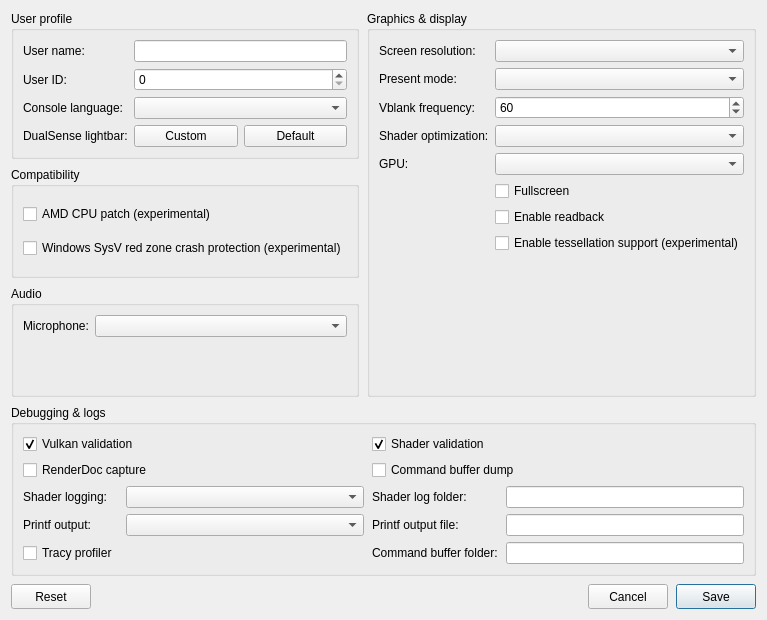
RainKikyou/KytyPS5, file src/launcher/forms/configuration_edit_dialog.ui: the form before one commit.
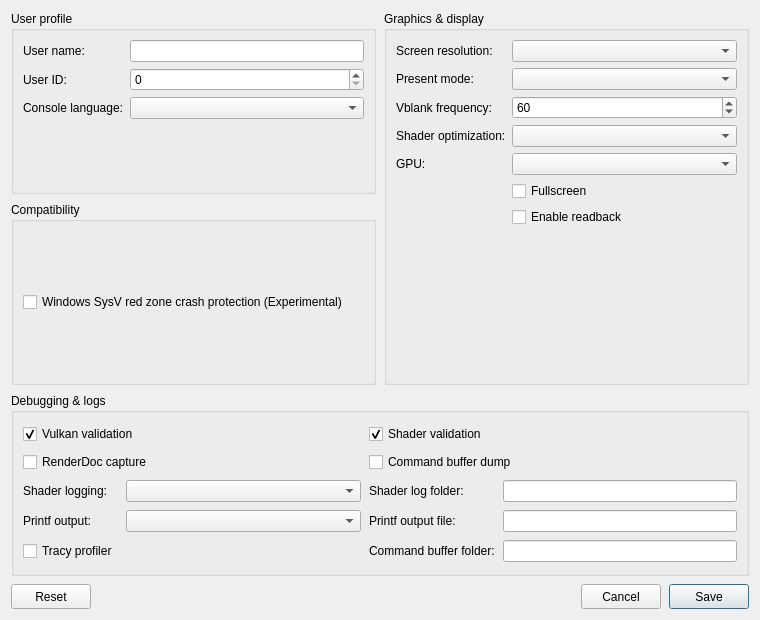
The form after the commit. Custom widgets are drawn as their Qt base class.

Commit message: Reset content to last good build state (6fc433ee); keep PR #939 docs

```diff
--- a/src/launcher/forms/configuration_edit_dialog.ui
+++ b/src/launcher/forms/configuration_edit_dialog.ui
@@ -72,49 +72,10 @@
           <property name="toolTip"><string>Language</string></property>
          </widget>
         </item>
-        <item row="3" column="0">
-         <widget class="QLabel" name="label_controller_color">
-          <property name="text"><string>DualSense lightbar:</string></property>
-         </widget>
-        </item>
-        <item row="3" column="1">
-         <layout class="QHBoxLayout" name="controllerColorLayout">
-          <item>
-           <widget class="QPushButton" name="button_controller_color">
-            <property name="toolTip"><string>Choose and preview a fixed LED color. Bluetooth DualSense may take several seconds to update.</string></property>
-            <property name="text"><string>Custom</string></property>
-           </widget>
-          </item>
-          <item>
-           <widget class="QPushButton" name="button_controller_color_reset">
-            <property name="toolTip"><string>Let the game control the lightbar</string></property>
-            <property name="text"><string>Default</string></property>
-           </widget>
-          </item>
-         </layout>
-        </item>
        </layout>
       </widget>
      </item>
-     <item row="2" column="0">
-      <widget class="QGroupBox" name="audio_group">
-       <property name="title"><string>Audio</string></property>
-       <layout class="QFormLayout" name="audioLayout">
-        <property name="fieldGrowthPolicy">
-         <enum>QFormLayout::AllNonFixedFieldsGrow</enum>
-        </property>
-        <item row="0" column="0">
-         <widget class="QLabel" name="label_audio_input_device">
-          <property name="text"><string>Microphone:</string></property>
-         </widget>
-        </item>
-        <item row="0" column="1">
-         <widget class="QComboBox" name="comboBox_audio_input_device"/>
-        </item>
-       </layout>
-      </widget>
-     </item>
-     <item row="0" column="1" rowspan="3">
+     <item row="0" column="1" rowspan="2">
       <widget class="QGroupBox" name="graphics_group">
        <property name="title">
         <string>Graphics &amp;&amp; display</string>
@@ -188,16 +149,10 @@
           <property name="text"><string>Enable readback</string></property>
          </widget>
         </item>
-        <item row="7" column="1">
-         <widget class="QCheckBox" name="checkBox_tessellation">
-          <property name="toolTip"><string>Draw tessellated geometry. Disabled by default; unsupported tessellation may cause crashes.</string></property>
-          <property name="text"><string>Enable tessellation support (experimental)</string></property>
-         </widget>
-        </item>
        </layout>
       </widget>
      </item>
-     <item row="3" column="0" colspan="2">
+     <item row="2" column="0" colspan="2">
       <widget class="QGroupBox" name="debug_group">
        <property name="title">
         <string>Debugging &amp;&amp; logs</string>
@@ -298,19 +253,21 @@
        <property name="title">
         <string>Compatibility</string>
        </property>
-       <layout class="QVBoxLayout" name="compatibilityLayout">
-        <item>
-         <widget class="QCheckBox" name="checkBox_amd_cpu">
-          <property name="toolTip"><string>Patch CPU instructions that differ between AMD and the host CPU.</string></property>
-          <property name="text"><string>AMD CPU patch (experimental)</string></property>
-         </widget>
-        </item>
+       <layout class="QHBoxLayout" name="compatibilityLayout">
         <item>
          <widget class="QCheckBox" name="checkBox_red_zone_protection">
           <property name="toolTip"><string>Helps prevent crashes in some games on Windows</string></property>
-          <property name="text"><string>Windows SysV red zone crash protection (experimental)</string></property>
+          <property name="text"><string>Windows SysV red zone crash protection (Experimental)</string></property>
          </widget>
         </item>
+        <item>
+         <spacer name="compatibilitySpacer">
+          <property name="orientation"><enum>Qt::Horizontal</enum></property>
+          <property name="sizeHint" stdset="0">
+           <size><width>40</width><height>20</height></size>
+          </property>
+         </spacer>
+        </item>
        </layout>
       </widget>
      </item>
```
Left out of the diff: 8 changed lines with no effect on the pictures. The commit also changes 304 other files.
